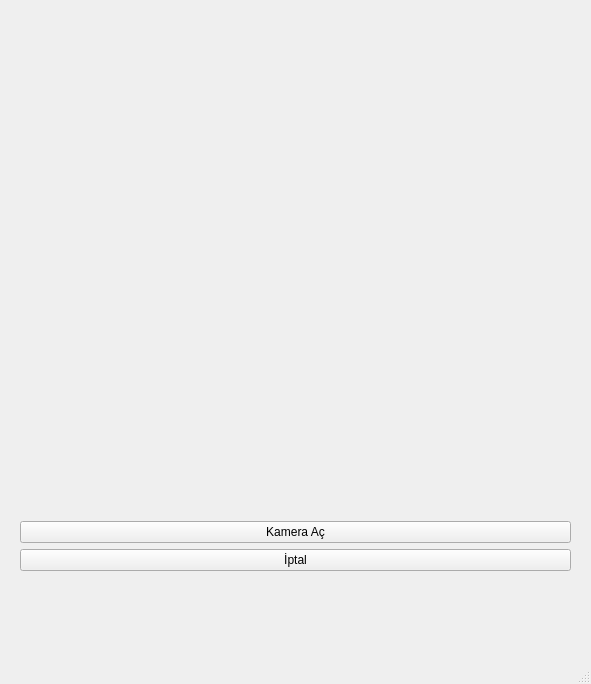
Above: EDIZ/Kamera.ui from vektorelpython24proje/MasaustuProje before the change. Below: the same form after it.
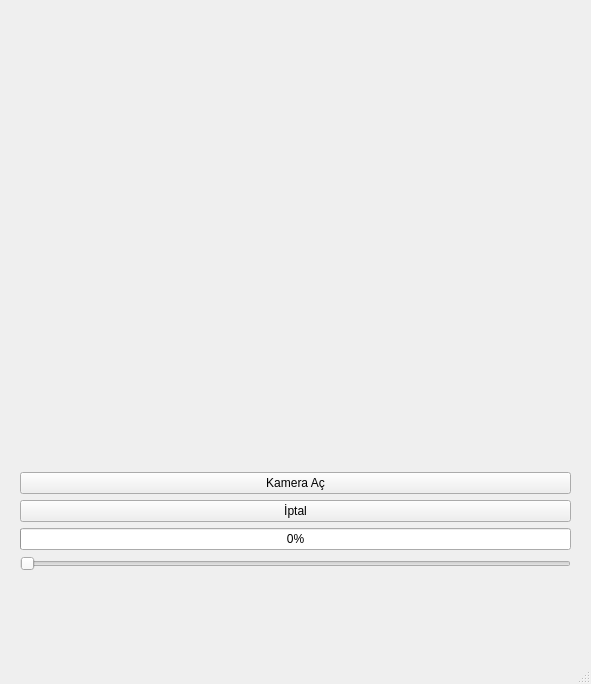
That is the form after the change.

```diff
--- a/EDIZ/Kamera.ui
+++ b/EDIZ/Kamera.ui
@@ -45,6 +45,36 @@
        </property>
       </widget>
      </item>
+     <item row="0" column="0">
+      <widget class="QLabel" name="lblCam">
+       <property name="text">
+        <string/>
+       </property>
+      </widget>
+     </item>
+     <item row="3" column="0">
+      <widget class="QProgressBar" name="pB">
+       <property name="value">
+        <number>0</number>
+       </property>
+      </widget>
+     </item>
+     <item row="4" column="0">
+      <widget class="QSlider" name="Slider">
+       <property name="minimum">
+        <number>10</number>
+       </property>
+       <property name="maximum">
+        <number>100</number>
+       </property>
+       <property name="singleStep">
+        <number>10</number>
+       </property>
+       <property name="orientation">
+        <enum>Qt::Horizontal</enum>
+       </property>
+      </widget>
+     </item>
     </layout>
    </widget>
   </widget>
```
Left out of the diff: 7 changed lines with no effect on the pictures.
